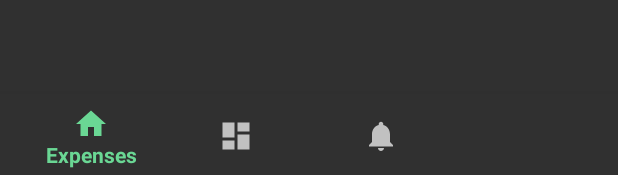
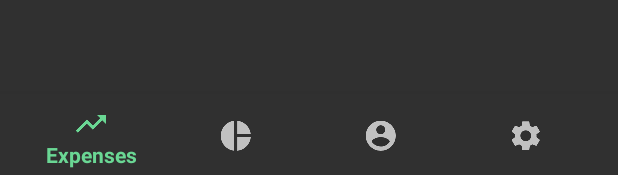
Before and after one commit to NumusINC/budgee_android, an Android app: the layout activity_dashboard.xml on its own in the app's theme, with its tools: preview values and no code run, on a phone screen of 412 x 824 dp. Shown: the part 1058-1233 px from the top of the screen. Run offline under Robolectric (Android 15) with nearby library versions, the phone set to English and light mode, and no system bars.

Commit message:
Updated icons in nav bar

```diff
--- a/app/src/main/res/menu/navigation.xml
+++ b/app/src/main/res/menu/navigation.xml
@@ -3,20 +3,21 @@
 
     <item
         android:id="@+id/navigation_expenses"
-        android:icon="@drawable/ic_home_black_24dp"
+        android:icon="@mipmap/baseline_trending_up_black_24"
         android:title="@string/title_expenses" />
 
     <item
         android:id="@+id/navigation_summary"
-        android:icon="@drawable/ic_dashboard_black_24dp"
+        android:icon="@mipmap/baseline_pie_chart_black_24"
         android:title="@string/title_summary" />
 
     <item
         android:id="@+id/navigation_profile"
-        android:icon="@drawable/ic_notifications_black_24dp"
+        android:icon="@mipmap/baseline_account_circle_black_24"
         android:title="@string/title_profile" />
     <item
         android:id="@+id/navigation_settings"
+        android:icon="@mipmap/baseline_settings_black_24"
         android:title="@string/title_settings" />
 
 </menu>
```
